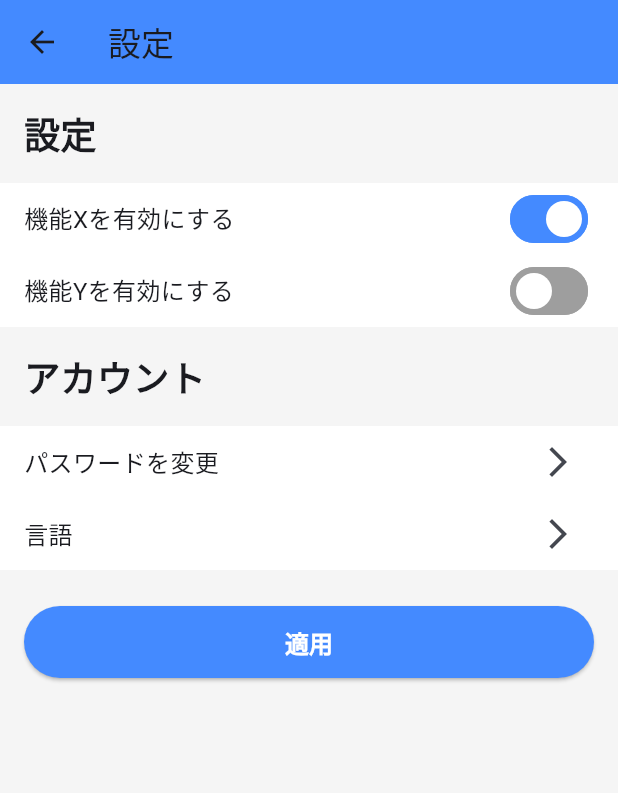
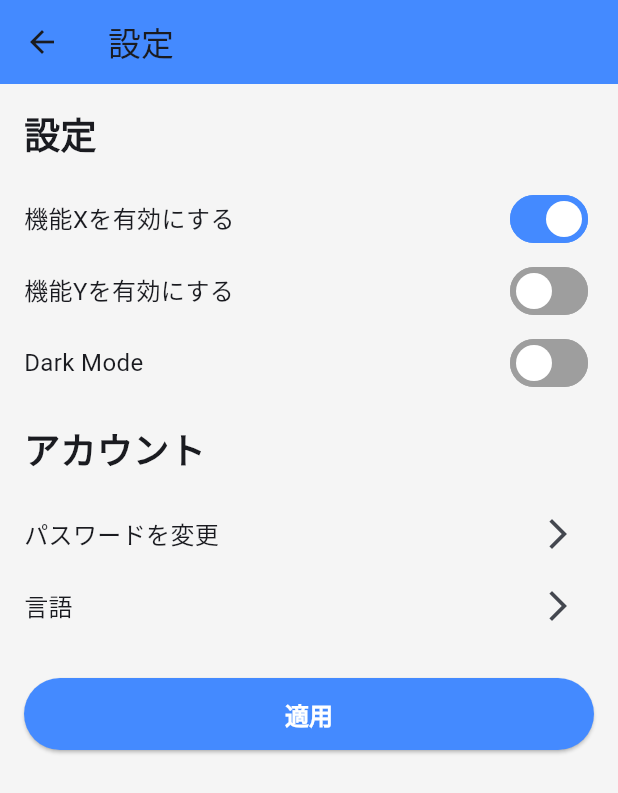
Before and after one commit to Neilz05/flutter_multi_lang, a Flutter app: the MyHomePage screen opened directly, after a tap on the "menu" icon, after a tap on "設定", on a phone screen of 412 x 824 dp. Shown: the top 793 px of the screen. Run offline on Flutter 3.47's test engine with Material 3 defaults, Android fonts, the phone set to English and light mode, and no system bars; our stand-ins replace cloud_firestore, firebase_auth, firebase_core, flutter_riverpod, flutter_secure_storage, syncfusion_flutter_gauges; missing offline and left inert: android_intent_plus, encrypt, flutter_speed_test_plus, mobile_scanner, open_settings_plus; accounts and stored records are empty; network calls fail.

Commit message:
[Feature]: Riverpod, Themes
Description
- Studied Riverpod and implemented on settings page specifically on dark/light mode
- Changed several colors to use Theme colors instead making changes easier.
- Added a test file to check the implemented Riverpod state usage

Todo
- Explore more about Riverpod functionalities

```diff
--- a/analysis_options.yaml
+++ b/analysis_options.yaml
@@ -23,6 +23,8 @@ linter:
   rules:
     # avoid_print: false  # Uncomment to disable the `avoid_print` rule
     # prefer_single_quotes: true  # Uncomment to enable the `prefer_single_quotes` rule
-
+analyzer:
+  plugins:
+    - custom_lint
 # Additional information about this file can be found at
 # https://dart.dev/guides/language/analysis-options
--- a/lib/main.dart
+++ b/lib/main.dart
@@ -14,11 +14,14 @@ import 'package:flutter_application_1/wifi_speed_test.dart';
 import 'package:flutter_application_1/wifi_qr_page.dart';
 import 'package:flutter_application_1/admin_devices_overview.dart';
 import 'package:flutter_application_1/admin_users_overview.dart';
+import 'package:flutter_application_1/providers/theme_provider.dart';
 
 import 'package:firebase_core/firebase_core.dart';
 import 'firebase_options.dart';
 import 'package:cloud_firestore/cloud_firestore.dart';
 import 'package:firebase_auth/firebase_auth.dart';
+
+import 'package:flutter_riverpod/flutter_riverpod.dart';
 
 Future<bool> isAdminUser() async {
   final uid = FirebaseAuth.instance.currentUser?.uid;
@@ -38,7 +41,7 @@ Future<bool> isAdminUser() async {
 void main() async {
   WidgetsFlutterBinding.ensureInitialized();
   await Firebase.initializeApp(options: DefaultFirebaseOptions.currentPlatform);
-  runApp(MyApp());
+  runApp(ProviderScope(child: MyApp()));
 }
 
 class SubtitleLine {
@@ -48,12 +51,13 @@ class SubtitleLine {
   SubtitleLine(this.label, this.value);
 }
 
-class MyApp extends StatelessWidget {
+class MyApp extends ConsumerWidget {
   const MyApp({super.key});
 
   // This widget is the root of your application.
   @override
-  Widget build(BuildContext context) {
+  Widget build(BuildContext context, WidgetRef ref) {
+    final isDarkMode = ref.watch(darkModeProvider);
     return MaterialApp(
       //localication
       localizationsDelegates: const [
@@ -71,8 +75,26 @@ class MyApp extends StatelessWidget {
       title: 'Flutter Demo Home Page',
       theme: ThemeData(
         scaffoldBackgroundColor: primaryBackgroundColor,
-        colorScheme: ColorScheme.fromSeed(seedColor: Colors.blueAccent),
+        colorScheme: ColorScheme.fromSeed(
+          seedColor: primaryColor,
+          primary: primaryColor,
+          secondary: secondaryBackgroundColor,
+        ),
       ),
+      darkTheme: ThemeData.dark().copyWith(
+        scaffoldBackgroundColor: Colors.black,
+        // scaffoldBackgroundColor: primaryBackgroundColor,
+        colorScheme: ColorScheme.fromSeed(
+          seedColor: Colors.blueGrey,
+          primary: Colors.blueGrey,
+          secondary: secondaryBackgroundColor,
+          surface: Colors.blueGrey,
+          // surface: Colors.grey.shade900,
+          brightness: Brightness.dark,
+        ),
+      ),
+      themeMode: isDarkMode ? ThemeMode.dark : ThemeMode.light,
+      // themeMode: ThemeMode.system,
       home: LoginPage(),
       // home: const MyHomePage(title: 'Flutter Demo Home Page'),
     );
@@ -102,7 +124,7 @@ class _MyHomePageState extends State<MyHomePage> {
   Widget build(BuildContext context) {
     return Scaffold(
       appBar: AppBar(
-        backgroundColor: Colors.blueAccent,
+        backgroundColor: Theme.of(context).colorScheme.primary,
         title: Text(context.lang.hello("Dongs")),
         centerTitle: true,
       ),
--- /dev/null
+++ b/lib/providers/theme_provider.dart
@@ -0,0 +1,4 @@
+// import 'package:flutter_riverpod/flutter_riverpod.dart';
+import 'package:flutter_riverpod/legacy.dart';
+
+final darkModeProvider = StateProvider<bool>((ref) => false);
--- a/lib/settings_page.dart
+++ b/lib/settings_page.dart
@@ -5,16 +5,20 @@ import 'package:flutter_application_1/constants.dart';
 import 'package:flutter_application_1/utils/utils.dart';
 import 'package:flutter_application_1/widgets/widgets.dart';
 
+import 'package:flutter_riverpod/flutter_riverpod.dart';
+import 'package:flutter_application_1/providers/theme_provider.dart';
+
 final storage = FlutterSecureStorage();
 
-class SettingsPage extends StatelessWidget {
+class SettingsPage extends ConsumerWidget {
   const SettingsPage({super.key});
 
   @override
-  Widget build(BuildContext context) {
+  Widget build(BuildContext context, WidgetRef ref) {
+    final isDarkMode = ref.watch(darkModeProvider);
     return Scaffold(
       appBar: AppBar(
-        backgroundColor: primaryColor,
+        backgroundColor: Theme.of(context).colorScheme.primary,
         title: Text(context.lang.settings),
       ),
       body: PaddedContainer(
@@ -39,6 +43,15 @@ class SettingsPage extends StatelessWidget {
             SettingsRow(
               text: context.lang.settingsEnableFeatureY,
               trailing: OptionSwitch(initialValue: false, onChanged: (val) {}),
+            ),
+            SettingsRow(
+              text: 'Dark Mode',
+              trailing: OptionSwitch(
+                initialValue: isDarkMode,
+                onChanged: (val) {
+                  ref.read(darkModeProvider.notifier).state = val;
+                },
+              ),
             ),
             SizedBox(height: spacing16), // Add some spacing
             PaddedContainer(
@@ -80,7 +93,7 @@ class ClickableSettingsRow extends StatelessWidget {
   @override
   Widget build(BuildContext context) {
     return Material(
-      color: secondaryBackgroundColor,
+      color: Colors.transparent,
       child: InkWell(
         onTap: onPressed,
         child: SettingsRow(
@@ -111,8 +124,11 @@ class SettingsRow extends StatelessWidget {
   @override
   Widget build(BuildContext context) {
     return PaddedContainer(
-      // color: Colors.transparent
-      color: clickable ? Colors.transparent : secondaryBackgroundColor,
+      color: Colors.transparent,
+      // color: clickable ? Colors.transparent : secondaryBackgroundColor,
+      // color: clickable
+      //     ? Colors.transparent
+      //     : Theme.of(context).colorScheme.surface,
       child: Row(
         mainAxisAlignment: MainAxisAlignment.spaceBetween,
         children: [
--- a/lib/widgets/widgets.dart
+++ b/lib/widgets/widgets.dart
@@ -17,7 +17,7 @@ class PrimaryButton extends StatelessWidget {
       child: ElevatedButton(
         onPressed: onPressed,
         style: ElevatedButton.styleFrom(
-          backgroundColor: primaryColor,
+          backgroundColor: Theme.of(context).colorScheme.primary,
           foregroundColor: Colors.white,
           padding: EdgeInsets.symmetric(horizontal: 0, vertical: 0),
           textStyle: TextStyle(
@@ -99,7 +99,7 @@ class PrimaryElevatedButton extends StatelessWidget {
       child: ElevatedButton.icon(
         icon: icon != null ? Icon(icon) : SizedBox.shrink(),
         style: ElevatedButton.styleFrom(
-          backgroundColor: Colors.blueAccent,
+          backgroundColor: Theme.of(context).colorScheme.primary,
           foregroundColor: Colors.white,
           padding: EdgeInsets.symmetric(horizontal: 32, vertical: 12),
         ),
@@ -138,7 +138,7 @@ class _OptionSwitchState extends State<OptionSwitch> {
     return Switch(
       trackOutlineColor: WidgetStateProperty.resolveWith<Color>((states) {
         if (states.contains(WidgetState.selected)) {
-          return primaryColor; // Active color
+          return Theme.of(context).colorScheme.primary; // Active color
         }
         return Colors.grey; // Inactive color
       }),
@@ -149,7 +149,7 @@ class _OptionSwitchState extends State<OptionSwitch> {
       // }),
       thumbIcon: WidgetStateProperty.all(const Icon(null)),
       thumbColor: WidgetStateProperty.all(Colors.white),
-      activeTrackColor: primaryColor,
+      activeTrackColor: Theme.of(context).colorScheme.primary,
       inactiveThumbColor: Colors.black,
       inactiveTrackColor: Colors.grey,
       value: value,
--- a/pubspec.yaml
+++ b/pubspec.yaml
@@ -49,6 +49,7 @@ dependencies:
   firebase_core: ^4.1.1
   firebase_auth: ^6.1.0
   cloud_firestore: ^6.0.2
+  flutter_riverpod: ^3.0.3
 
 dev_dependencies:
   flutter_test:
@@ -60,6 +61,8 @@ dev_dependencies:
   # package. See that file for information about deactivating specific lint
   # rules and activating additional ones.
   flutter_lints: ^5.0.0
+  custom_lint: ^0.8.0
+  riverpod_lint: ^3.0.3
 
 # For information on the generic Dart part of this file, see the
 # following page: https://dart.dev/tools/pub/pubspec
```
Also changed, not shown: pubspec.lock, 1 other file.
